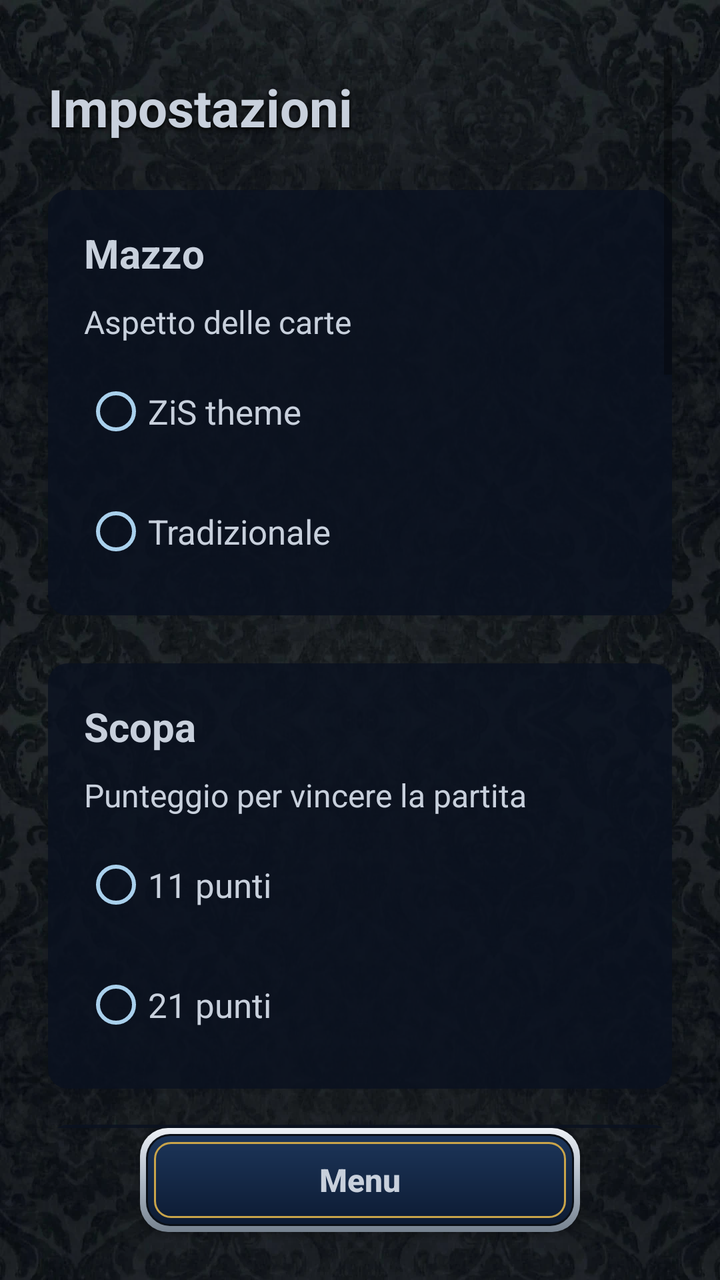
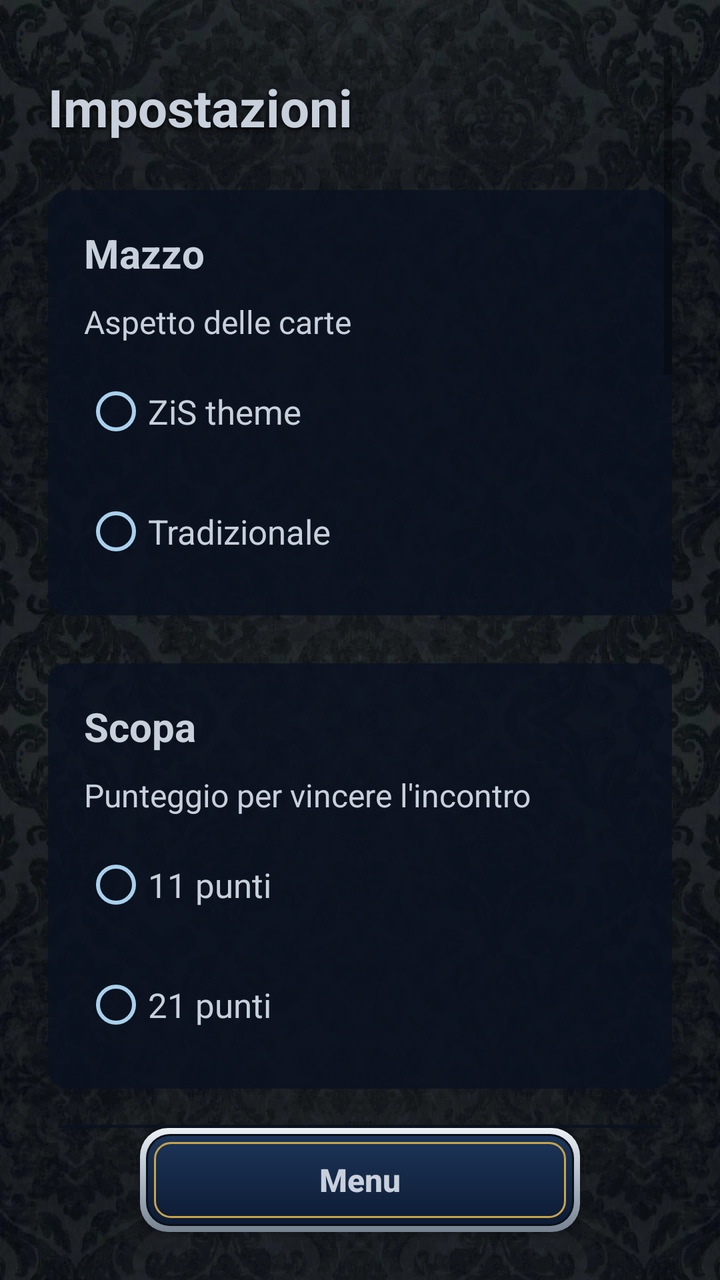

Two renders of the same Android screen: before a commit and after it. Below are the layout's source before the change and the commit's diff.
<!-- AndroidManifest.xml: application theme Theme.Scopa -->
<!-- res/layout/activity_settings.xml -->
<?xml version="1.0" encoding="utf-8"?>
<androidx.constraintlayout.widget.ConstraintLayout
    xmlns:android="http://schemas.android.com/apk/res/android"
    xmlns:app="http://schemas.android.com/apk/res-auto"
    android:layout_width="match_parent"
    android:layout_height="match_parent"
    android:background="@drawable/bg_velvet">

    <ScrollView
        android:layout_width="match_parent"
        android:layout_height="0dp"
        android:padding="24dp"
        android:clipToPadding="false"
        app:layout_constraintTop_toTopOf="parent"
        app:layout_constraintBottom_toTopOf="@id/btnBack">

        <LinearLayout
            android:layout_width="match_parent"
            android:layout_height="wrap_content"
            android:orientation="vertical">

            <TextView
                android:layout_width="wrap_content"
                android:layout_height="wrap_content"
                android:layout_marginTop="12dp"
                android:text="@string/settings_title"
                android:textColor="@color/silver"
                android:textSize="26sp"
                android:textStyle="bold"
                android:shadowColor="#000000" android:shadowDy="3" android:shadowRadius="6" />

            
            <LinearLayout
                android:layout_width="match_parent"
                android:layout_height="wrap_content"
                android:layout_marginTop="24dp"
                android:background="@drawable/panel_bg"
                android:orientation="vertical"
                android:padding="18dp">

                <TextView
                    android:layout_width="wrap_content"
                    android:layout_height="wrap_content"
                    android:text="@string/deck_section"
                    android:textColor="@color/silver"
                    android:textSize="20sp"
                    android:textStyle="bold" />

                <TextView
                    android:layout_width="wrap_content"
                    android:layout_height="wrap_content"
                    android:layout_marginTop="10dp"
                    android:text="@string/deck_label"
                    android:textColor="@color/silver"
                    android:textSize="16sp" />

                <RadioGroup
                    android:id="@+id/groupDeck"
                    android:layout_width="wrap_content"
                    android:layout_height="wrap_content"
                    android:layout_marginTop="10dp"
                    android:orientation="vertical">

                    <RadioButton
                        android:id="@+id/radioDeckZis"
                        android:layout_width="wrap_content"
                        android:layout_height="wrap_content"
                        android:layout_marginBottom="12dp"
                        android:buttonTint="@color/celeste"
                        android:text="@string/deck_zis"
                        android:textColor="@color/silver"
                        android:textSize="17sp" />

                    <RadioButton
                        android:id="@+id/radioDeckTrad"
                        android:layout_width="wrap_content"
                        android:layout_height="wrap_content"
                        android:buttonTint="@color/celeste"
                        android:text="@string/deck_trad"
                        android:textColor="@color/silver"
                        android:textSize="17sp" />
                </RadioGroup>

                <TextView
                    android:id="@+id/txtDeckInfo"
                    android:layout_width="match_parent"
                    android:layout_height="wrap_content"
                    android:layout_marginTop="8dp"
                    android:text="@string/deck_missing"
                    android:textColor="@color/silver_dark"
                    android:textSize="13sp"
                    android:visibility="gone" />
            </LinearLayout>

            
            <LinearLayout
                android:layout_width="match_parent"
                android:layout_height="wrap_content"
                android:layout_marginTop="24dp"
                android:background="@drawable/panel_bg"
                android:orientation="vertical"
                android:padding="18dp">

                <TextView
                    android:layout_width="wrap_content"
                    android:layout_height="wrap_content"
                    android:text="@string/play_scopa"
                    android:textColor="@color/silver"
                    android:textSize="20sp"
                    android:textStyle="bold" />

                <TextView
                    android:layout_width="wrap_content"
                    android:layout_height="wrap_content"
                    android:layout_marginTop="10dp"
                    android:text="@string/score_target_label"
                    android:textColor="@color/silver"
                    android:textSize="16sp" />

                <RadioGroup
                    android:id="@+id/groupTarget"
                    android:layout_width="wrap_content"
                    android:layout_height="wrap_content"
                    android:layout_marginTop="10dp"
                    android:orientation="vertical">

                    <RadioButton
                        android:id="@+id/radio11"
                        android:layout_width="wrap_content"
                        android:layout_height="wrap_content"
                        android:layout_marginBottom="12dp"
                        android:buttonTint="@color/celeste"
                        android:text="@string/target_11"
                        android:textColor="@color/silver"
                        android:textSize="17sp" />

                    <RadioButton
                        android:id="@+id/radio21"
                        android:layout_width="wrap_content"
                        android:layout_height="wrap_content"
                        android:buttonTint="@color/celeste"
                        android:text="@string/target_21"
                        android:textColor="@color/silver"
                        android:textSize="17sp" />
                </RadioGroup>
            </LinearLayout>

            
            <LinearLayout
                android:layout_width="match_parent"
                android:layout_height="wrap_content"
                android:layout_marginTop="18dp"
                android:background="@drawable/panel_bg"
                android:orientation="vertical"
                android:padding="18dp">

                <TextView
                    android:layout_width="wrap_content"
                    android:layout_height="wrap_content"
                    android:text="@string/play_briscola"
                    android:textColor="@color/silver"
                    android:textSize="20sp"
                    android:textStyle="bold" />

                <TextView
                    android:layout_width="wrap_content"
                    android:layout_height="wrap_content"
                    android:layout_marginTop="10dp"
                    android:text="@string/briscola_hands_label"
                    android:textColor="@color/silver"
                    android:textSize="16sp" />

                <RadioGroup
                    android:id="@+id/groupBriscola"
                    android:layout_width="wrap_content"
                    android:layout_height="wrap_content"
                    android:layout_marginTop="10dp"
                    android:orientation="vertical">

                    <RadioButton
                        android:id="@+id/radioB5"
                        android:layout_width="wrap_content"
                        android:layout_height="wrap_content"
                        android:layout_marginBottom="12dp"
                        android:buttonTint="@color/celeste"
                        android:text="@string/hands_5"
                        android:textColor="@color/silver"
                        android:textSize="17sp" />

                    <RadioButton
                        android:id="@+id/radioB11"
                        android:layout_width="wrap_content"
                        android:layout_height="wrap_content"
                        android:buttonTint="@color/celeste"
                        android:text="@string/hands_11"
                        android:textColor="@color/silver"
                        android:textSize="17sp" />
                </RadioGroup>
            </LinearLayout>

            
            <LinearLayout
                android:layout_width="match_parent"
                android:layout_height="wrap_content"
                android:layout_marginTop="18dp"
                android:background="@drawable/panel_bg"
                android:orientation="vertical"
                android:padding="18dp">

                <TextView
                    android:layout_width="wrap_content"
                    android:layout_height="wrap_content"
                    android:text="@string/play_tresette"
                    android:textColor="@color/silver"
                    android:textSize="20sp"
                    android:textStyle="bold" />

                <TextView
                    android:layout_width="wrap_content"
                    android:layout_height="wrap_content"
                    android:layout_marginTop="10dp"
                    android:text="@string/tresette_target_label"
                    android:textColor="@color/silver"
                    android:textSize="16sp" />

                <RadioGroup
                    android:id="@+id/groupTresette"
                    android:layout_width="wrap_content"
                    android:layout_height="wrap_content"
                    android:layout_marginTop="10dp"
                    android:orientation="vertical">

                    <RadioButton
                        android:id="@+id/radioT21"
                        android:layout_width="wrap_content"
                        android:layout_height="wrap_content"
                        android:layout_marginBottom="12dp"
                        android:buttonTint="@color/celeste"
                        android:text="@string/tre_target_21"
                        android:textColor="@color/silver"
                        android:textSize="17sp" />

                    <RadioButton
                        android:id="@+id/radioT31"
                        android:layout_width="wrap_content"
                        android:layout_height="wrap_content"
                        android:buttonTint="@color/celeste"
                        android:text="@string/tre_target_31"
                        android:textColor="@color/silver"
                        android:textSize="17sp" />
                </RadioGroup>

                <TextView
                    android:layout_width="wrap_content"
                    android:layout_height="wrap_content"
                    android:layout_marginTop="16dp"
                    android:text="@string/draw_seconds_label"
                    android:textColor="@color/silver"
                    android:textSize="16sp" />

                <RadioGroup
                    android:id="@+id/groupDraw"
                    android:layout_width="wrap_content"
                    android:layout_height="wrap_content"
                    android:layout_marginTop="10dp"
                    android:orientation="vertical">

                    <RadioButton
                        android:id="@+id/radioDraw1"
                        android:layout_width="wrap_content"
                        android:layout_height="wrap_content"
                        android:layout_marginBottom="12dp"
                        android:buttonTint="@color/celeste"
                        android:text="@string/draw_1s"
                        android:textColor="@color/silver"
                        android:textSize="17sp" />

                    <RadioButton
                        android:id="@+id/radioDraw2"
                        android:layout_width="wrap_content"
                        android:layout_height="wrap_content"
                        android:layout_marginBottom="12dp"
                        android:buttonTint="@color/celeste"
                        android:text="@string/draw_2s"
                        android:textColor="@color/silver"
                        android:textSize="17sp" />

                    <RadioButton
                        android:id="@+id/radioDraw3"
                        android:layout_width="wrap_content"
                        android:layout_height="wrap_content"
                        android:buttonTint="@color/celeste"
                        android:text="@string/draw_3s"
                        android:textColor="@color/silver"
                        android:textSize="17sp" />
                </RadioGroup>
            </LinearLayout>

            
            <LinearLayout
                android:layout_width="match_parent"
                android:layout_height="wrap_content"
                android:layout_marginTop="18dp"
                android:background="@drawable/panel_bg"
                android:orientation="vertical"
                android:padding="18dp">

                <TextView
                    android:layout_width="wrap_content"
                    android:layout_height="wrap_content"
                    android:text="@string/pause_section"
                    android:textColor="@color/silver"
                    android:textSize="20sp"
                    android:textStyle="bold" />

                <androidx.appcompat.widget.SwitchCompat
                    android:id="@+id/switchPause"
                    android:layout_width="match_parent"
                    android:layout_height="wrap_content"
                    android:layout_marginTop="12dp"
                    android:text="@string/pause_switch"
                    android:textColor="@color/silver"
                    android:textSize="17sp"
                    app:thumbTint="@color/celeste"
                    app:trackTint="@color/steel" />

                <TextView
                    android:layout_width="match_parent"
                    android:layout_height="wrap_content"
                    android:layout_marginTop="8dp"
                    android:text="@string/pause_switch_desc"
                    android:textColor="@color/silver_dark"
                    android:textSize="14sp" />

                <TextView
                    android:id="@+id/txtPauseInfo"
                    android:layout_width="match_parent"
                    android:layout_height="wrap_content"
                    android:layout_marginTop="8dp"
                    android:textColor="@color/gold"
                    android:textSize="14sp"
                    android:textStyle="bold"
                    android:visibility="gone" />
            </LinearLayout>

            
            <LinearLayout
                android:layout_width="match_parent"
                android:layout_height="wrap_content"
                android:layout_marginTop="18dp"
                android:background="@drawable/panel_bg"
                android:orientation="vertical"
                android:padding="18dp">

                <TextView
                    android:layout_width="wrap_content"
                    android:layout_height="wrap_content"
                    android:text="@string/test_section"
                    android:textColor="@color/silver"
                    android:textSize="20sp"
                    android:textStyle="bold" />

                <androidx.appcompat.widget.SwitchCompat
                    android:id="@+id/switchAuto"
                    android:layout_width="match_parent"
                    android:layout_height="wrap_content"
                    android:layout_marginTop="12dp"
                    android:text="@string/auto_play"
                    android:textColor="@color/silver"
                    android:textSize="17sp"
                    app:thumbTint="@color/celeste"
                    app:trackTint="@color/steel" />

                <TextView
                    android:layout_width="match_parent"
                    android:layout_height="wrap_content"
                    android:layout_marginTop="8dp"
                    android:text="@string/auto_play_desc"
                    android:textColor="@color/silver_dark"
                    android:textSize="14sp" />

                <androidx.appcompat.widget.SwitchCompat
                    android:id="@+id/switchBotCards"
                    android:layout_width="match_parent"
                    android:layout_height="wrap_content"
                    android:layout_marginTop="16dp"
                    android:text="@string/show_bot_cards"
                    android:textColor="@color/silver"
                    android:textSize="17sp"
                    app:thumbTint="@color/celeste"
                    app:trackTint="@color/steel" />

                <TextView
                    android:layout_width="match_parent"
                    android:layout_height="wrap_content"
                    android:layout_marginTop="8dp"
                    android:text="@string/show_bot_cards_desc"
                    android:textColor="@color/silver_dark"
                    android:textSize="14sp" />
            </LinearLayout>
        </LinearLayout>
    </ScrollView>

    <androidx.appcompat.widget.AppCompatButton
        android:id="@+id/btnBack"
        android:layout_width="220dp"
        android:layout_height="52dp"
        android:layout_marginBottom="24dp"
        android:background="@drawable/btn_cartiglio"
        android:text="@string/back_home"
        android:textColor="@color/silver"
        android:textSize="16sp"
        android:textStyle="bold"
        android:textAllCaps="false"
        app:layout_constraintBottom_toBottomOf="parent"
        app:layout_constraintEnd_toEndOf="parent"
        app:layout_constraintStart_toStartOf="parent" />

</androidx.constraintlayout.widget.ConstraintLayout>
<!-- resources referenced by this layout -->
<resources>
  <color name="celeste">#A9D0EC</color>
  <color name="gold">#E9C24C</color>
  <color name="silver">#C8D0DC</color>
  <color name="silver_dark">#AEB9C6</color>
  <color name="steel">#3E6BA6</color>
  <!-- drawable bg_velvet (drawable) -->
  <?xml version="1.0" encoding="utf-8"?>
  <layer-list xmlns:android="http://schemas.android.com/apk/res/android">
      <item android:drawable="@color/velvet_base" />
      <item>
          <bitmap android:src="@drawable/velvet" android:tileMode="repeat" android:dither="true" />
      </item>
  </layer-list>
  <!-- drawable panel_bg (drawable) -->
  <?xml version="1.0" encoding="utf-8"?>
  <shape xmlns:android="http://schemas.android.com/apk/res/android" android:shape="rectangle">
      <solid android:color="@color/panel" />
      <corners android:radius="10dp" />
  </shape>
  <string name="auto_play">Gioco automatico</string>
  <string name="auto_play_desc">Il programma gioca da solo sia le carte del Banco sia le tue. Serve a provare in fretta il funzionamento.</string>
  <string name="back_home">Menu</string>
  <string name="briscola_hands_label">Mani per vincere la partita</string>
  <string name="deck_label">Aspetto delle carte</string>
  <string name="deck_missing">Il mazzo tradizionale non è ancora installato: le carte restano quelle ZiS.</string>
  <string name="deck_section">Mazzo</string>
  <string name="deck_trad">Tradizionale</string>
  <string name="deck_zis">ZiS theme</string>
  <string name="draw_1s">1 secondo</string>
  <string name="draw_2s">2 secondi</string>
  <string name="draw_3s">3 secondi</string>
  <string name="draw_seconds_label">Per quanto resta scoperta la carta pescata</string>
  <string name="hands_11">11 mani</string>
  <string name="hands_5">5 mani</string>
  <string name="pause_section">Gioco responsabile</string>
  <string name="pause_switch">Pausa di 1 minuto fra le partite</string>
  <string name="pause_switch_desc">Al termine di ogni partita compare un avviso e bisogna attendere un minuto prima di ricominciare. Se la disattivi, si riaccende da sola dopo un\'ora.</string>
  <string name="play_briscola">Briscola</string>
  <string name="play_scopa">Scopa</string>
  <string name="play_tresette">Tresette</string>
  <string name="score_target_label">Punteggio per vincere la partita</string>
  <string name="settings_title">Impostazioni</string>
  <string name="show_bot_cards">Mostra carte del Banco</string>
  <string name="show_bot_cards_desc">Le carte del Banco restano scoperte e per intero sullo schermo. Serve a verificare la logica di gioco.</string>
  <string name="target_11">11 punti</string>
  <string name="target_21">21 punti</string>
  <string name="test_section">Test</string>
  <string name="tre_target_21">21 punti</string>
  <string name="tre_target_31">31 punti</string>
  <string name="tresette_target_label">Punti per vincere la partita</string>
  <color name="velvet_base">#0A1018</color>
  <color name="panel">#D40A1220</color>
  <color name="navy_mid">#23477E</color>
  <color name="navy_deep">#0C1626</color>
  <color name="celeste_light">#D7EAF6</color>
  <style name="DarkAlertDialog" parent="Theme.MaterialComponents.Dialog.Alert">
          <item name="colorSurface">@color/navy</item>
          <item name="android:colorBackground">@color/navy</item>
          <item name="colorOnSurface">@color/silver</item>
          <item name="android:textColorPrimary">@color/silver</item>
          <item name="android:textColorSecondary">@color/silver</item>
          <item name="colorPrimary">@color/silver</item>
      </style>
  <color name="navy">#14294A</color>
  <!-- unchanged entries left out for length: 3 -->
</resources>

<!-- the commit's change to res/layout/activity_settings.xml (unified diff, before → after) -->
@@ -81,15 +81,6 @@
                         android:textSize="17sp" />
                 </RadioGroup>
 
-                <TextView
-                    android:id="@+id/txtDeckInfo"
-                    android:layout_width="match_parent"
-                    android:layout_height="wrap_content"
-                    android:layout_marginTop="8dp"
-                    android:text="@string/deck_missing"
-                    android:textColor="@color/silver_dark"
-                    android:textSize="13sp"
-                    android:visibility="gone" />
             </LinearLayout>
 
             
<!-- resource entries referenced after the edit -->
@@ -22,9 +22,8 @@
   <string name="auto_play">Gioco automatico</string>
   <string name="auto_play_desc">Il programma gioca da solo sia le carte del Banco sia le tue. Serve a provare in fretta il funzionamento.</string>
   <string name="back_home">Menu</string>
-  <string name="briscola_hands_label">Mani per vincere la partita</string>
+  <string name="briscola_hands_label">Partite per vincere l\'incontro</string>
   <string name="deck_label">Aspetto delle carte</string>
-  <string name="deck_missing">Il mazzo tradizionale non è ancora installato: le carte restano quelle ZiS.</string>
   <string name="deck_section">Mazzo</string>
   <string name="deck_trad">Tradizionale</string>
   <string name="deck_zis">ZiS theme</string>
@@ -32,15 +31,15 @@
   <string name="draw_2s">2 secondi</string>
   <string name="draw_3s">3 secondi</string>
   <string name="draw_seconds_label">Per quanto resta scoperta la carta pescata</string>
-  <string name="hands_11">11 mani</string>
-  <string name="hands_5">5 mani</string>
+  <string name="hands_11">11 partite</string>
+  <string name="hands_5">5 partite</string>
   <string name="pause_section">Gioco responsabile</string>
-  <string name="pause_switch">Pausa di 1 minuto fra le partite</string>
-  <string name="pause_switch_desc">Al termine di ogni partita compare un avviso e bisogna attendere un minuto prima di ricominciare. Se la disattivi, si riaccende da sola dopo un\'ora.</string>
+  <string name="pause_switch">Pausa di 1 minuto fra gli incontri</string>
+  <string name="pause_switch_desc">Al termine di ogni incontro compare un avviso e bisogna attendere un minuto prima di ricominciare. Se la disattivi, si riaccende da sola dopo un\'ora.</string>
   <string name="play_briscola">Briscola</string>
   <string name="play_scopa">Scopa</string>
   <string name="play_tresette">Tresette</string>
-  <string name="score_target_label">Punteggio per vincere la partita</string>
+  <string name="score_target_label">Punteggio per vincere l\'incontro</string>
   <string name="settings_title">Impostazioni</string>
   <string name="show_bot_cards">Mostra carte del Banco</string>
   <string name="show_bot_cards_desc">Le carte del Banco restano scoperte e per intero sullo schermo. Serve a verificare la logica di gioco.</string>
@@ -49,7 +48,7 @@
   <string name="test_section">Test</string>
   <string name="tre_target_21">21 punti</string>
   <string name="tre_target_31">31 punti</string>
-  <string name="tresette_target_label">Punti per vincere la partita</string>
+  <string name="tresette_target_label">Punti per vincere l\'incontro</string>
   <color name="velvet_base">#0A1018</color>
   <color name="panel">#D40A1220</color>
   <color name="navy_mid">#23477E</color>
